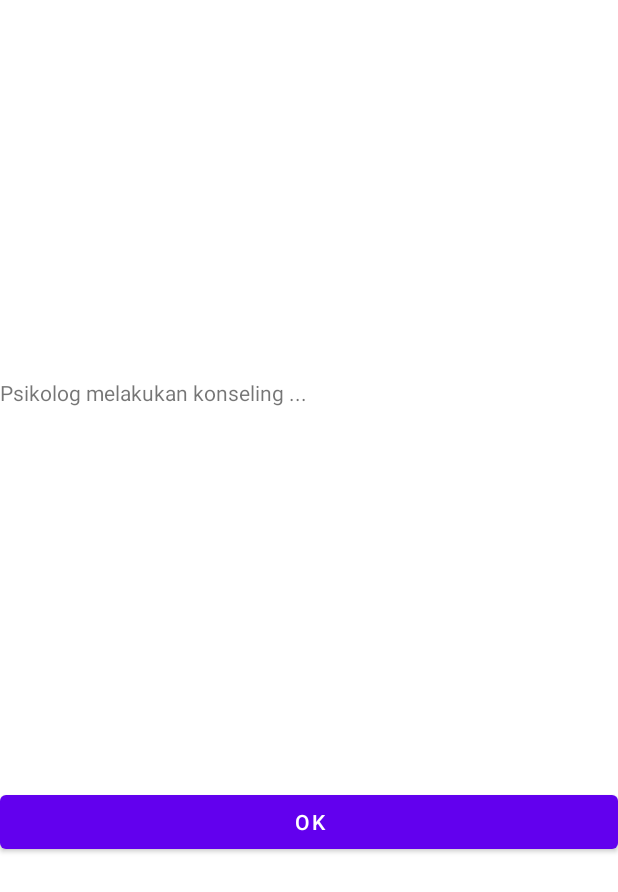
After one commit to kadekeva13/testing, an Android app: the HighestScoreActivity screen opened directly, with no data from a screen before it, on a phone screen of 412 x 824 dp. The commit adds this screen. Shown: the top 892 px of the screen. Run offline under Robolectric (Android 15) with nearby library versions, the phone set to English and light mode, and no system bars.

Commit message:
Add Question Feature

```diff
--- a/app/src/main/AndroidManifest.xml
+++ b/app/src/main/AndroidManifest.xml
@@ -9,6 +9,12 @@
         android:roundIcon="@mipmap/ic_launcher_round"
         android:supportsRtl="true"
         android:theme="@style/Theme.MyApplication">
+        <activity
+            android:name=".HighestScoreActivity"
+            android:exported="false" />
+        <activity
+            android:name=".QuizActivity"
+            android:exported="false" />
         <activity
             android:name=".TekstospeechActivity"
             android:exported="false" />
--- /dev/null
+++ b/app/src/main/java/com/example/myapplication/HighestScoreActivity.java
@@ -0,0 +1,96 @@
+package com.example.myapplication;
+
+import androidx.appcompat.app.AlertDialog;
+import androidx.appcompat.app.AppCompatActivity;
+
+import android.content.DialogInterface;
+import android.content.Intent;
+import android.os.Build;
+import android.os.Bundle;
+import android.speech.tts.TextToSpeech;
+import android.util.Log;
+import android.view.View;
+import android.widget.Button;
+import android.widget.TextView;
+import android.widget.Toast;
+
+import java.util.Arrays;
+import java.util.Locale;
+
+public class HighestScoreActivity extends AppCompatActivity {
+
+    private QuestionBank mQuestionLibrary = new QuestionBank();
+    TextView txtScore;
+    Button btnOk;
+
+    int score;
+    float scoreFLoat, floatScore, floatLength;
+
+    TextToSpeech TTS;
+
+    @Override
+    protected void onCreate(Bundle savedInstanceState) {
+        super.onCreate(savedInstanceState);
+        setContentView(R.layout.activity_highest_score);
+
+        txtScore = (TextView) findViewById(R.id.textScore);
+        btnOk = (Button) findViewById(R.id.ok);
+
+        Intent intent = getIntent();
+        score = intent.getIntExtra("score", 0);
+        floatScore = (float) score;
+        floatLength = (float) mQuestionLibrary.getLength();
+
+        Log.d("score", String.valueOf(floatScore));
+        Log.d("length", String.valueOf(floatLength));
+
+        scoreFLoat = (float) (floatScore / floatLength);
+        String conclusion = mQuestionLibrary.getConclusion(scoreFLoat);
+        Log.d("Highest conclusion", conclusion);
+
+        String[] result = mQuestionLibrary.getResult(conclusion);
+        Log.d("Highest result", Arrays.deepToString(result));
+        if (Build.VERSION.SDK_INT >= Build.VERSION_CODES.O) {
+            txtScore.setText("" + String.join("\n ", result));
+        }
+
+        TTS = new TextToSpeech(getApplicationContext(), new TextToSpeech.OnInitListener() {
+            @Override
+            public void onInit(int status) {
+                if (status != TextToSpeech.ERROR) {
+                    TTS.setLanguage(new Locale("id", "ID"));
+
+                    if (Build.VERSION.SDK_INT >= Build.VERSION_CODES.O) {
+                        TTS.speak(String.join("\n ", result), TextToSpeech.QUEUE_ADD, null);
+                    }
+                } else {
+                    Toast.makeText(HighestScoreActivity.this, "Error", Toast.LENGTH_SHORT).show();
+
+                }
+            }
+        });
+    }
+
+    public void onClick(View view) {
+        AlertDialog.Builder alerBuilder = new AlertDialog.Builder(HighestScoreActivity.this);
+        alerBuilder
+                .setMessage("Test Again")
+                .setCancelable(false)
+                .setPositiveButton("New Test", new DialogInterface.OnClickListener() {
+                    @Override
+                    public void onClick(DialogInterface dialogInterface, int i) {
+                        startActivity(new Intent(getApplicationContext(), QuizActivity.class));
+                        finish();
+                    }
+                })
+                .setNegativeButton("Exit", new DialogInterface.OnClickListener() {
+                    @Override
+                    public void onClick(DialogInterface dialogInterface, int i) {
+                        finish();
+                    }
+                });
+
+        AlertDialog alertDialog = alerBuilder.create();
+        alertDialog.show();
+    }
+}
--- a/app/src/main/java/com/example/myapplication/MainActivity.java
+++ b/app/src/main/java/com/example/myapplication/MainActivity.java
@@ -41,7 +41,7 @@ Button btnRekam, btnTeks, btnTentang;
         });
     }
     public void BukaTentang(){
-        Intent BukaActTentang = new Intent(getApplicationContext(), TentangActivity.class);
+        Intent BukaActTentang = new Intent(getApplicationContext(), QuizActivity.class);
         startActivity(BukaActTentang);
     }
 
--- /dev/null
+++ b/app/src/main/java/com/example/myapplication/QuestionBank.java
@@ -0,0 +1,76 @@
+package com.example.myapplication;
+
+import android.util.Log;
+
+class QuestionBank {
+
+    public String mQuestions[] = {
+            "Apakah sejak kejadian itu sering sulit tidur?",
+            "Apakah waktu tidurmu berkurang?",
+            "Apakah kamu bisa tidur nyenyak?",
+    };
+
+    private String mChoices[][] = {
+            {"Tidur saya tidak terganggu", "Tidur saya telat dari biasanya", "Saya tidak bisa tidur sampai larut malam"},
+            {"Jam tidur saya tidak berkurang", "Jam tidur saya berkurang 1 jam dari sebelumnya", "Saya baru bisa tidur saat subuh"},
+            {"Saya bisa tidur nyenyak", "Perlu pendamping untuk bisa tidur nyenyak", "Setiap hari saya tidak bisa tidur nyenyak"},
+    };
+
+    private String mCorrectAnswer[] = {
+            "Tidur saya tidak terganggu",
+            "Jam tidur saya tidak berkurang",
+            "Saya bisa tidur nyenyak",
+    };
+
+    private String mResults[][] = {
+            {"Anak tetap bermain dengan teman", "Anak dapat bercerita dengan teman disekitarnya", "Anak dapat melakukan kegiatan yang disukainya"},
+            {"Psikolog memberikan edukasi pendampingan ..."},
+            {"Psikolog melakukan konseling ... "},
+    };
+
+    public int getLength() {
+        return mQuestions.length;
+    }
+
+    public String getQuestion(int a) {
+        String question = mQuestions[a];
+        return question;
+    }
+
+    public String getChoice(int a, int num) {
+        String choice = mChoices[a][num-1];
+        return choice;
+    }
+
+    public String getCorrectionAnswer(int a) {
+        String answer = mCorrectAnswer[a];
+        return answer;
+    }
+
+    public String getConclusion(float num) {
+        Log.d("QuestNum", String.valueOf(num));
+        String conclusion = "";
+        if (num >= 0.7) {
+            conclusion = "ringan";
+        } else if (num >= 0.5) {
+            conclusion = "sedang";
+        } else if (num >= 0.25) {
+            conclusion = "berat";
+        } else {
+            conclusion = "berat";
+        }
+        return conclusion;
+    }
+
+    public String[] getResult(String conclusion) {
+        String[] result = new String[0];
+        if (conclusion.equals("ringan")) {
+            result = mResults[0];
+        } else if (conclusion.equals("sedang")) {
+            result = mResults[1];
+        } else if (conclusion.equals("berat")) {
+            result = mResults[2];
+        }
+        return result;
+    }
+}
--- /dev/null
+++ b/app/src/main/res/layout/activity_highest_score.xml
@@ -0,0 +1,26 @@
+<?xml version="1.0" encoding="utf-8"?>
+<androidx.constraintlayout.widget.ConstraintLayout xmlns:android="http://schemas.android.com/apk/res/android"
+    xmlns:app="http://schemas.android.com/apk/res-auto"
+    xmlns:tools="http://schemas.android.com/tools"
+    android:layout_width="match_parent"
+    android:layout_height="match_parent"
+    tools:context=".HighestScoreActivity">
+
+    <TextView
+        android:layout_width="match_parent"
+        android:layout_height="wrap_content"
+        android:id="@+id/textScore"
+        android:text="Score"
+        app:layout_constraintTop_toTopOf="parent"
+        app:layout_constraintBottom_toTopOf="@id/ok"/>
+
+    <Button
+        android:layout_width="match_parent"
+        android:layout_height="wrap_content"
+        android:id="@+id/ok"
+        android:text="OK"
+        android:onClick="onClick"
+        app:layout_constraintTop_toBottomOf="@id/textScore"
+        app:layout_constraintBottom_toBottomOf="parent"/>
+
+</androidx.constraintlayout.widget.ConstraintLayout>
```
Also changed, not shown: app/src/main/java/com/example/myapplication/QuizActivity.java (added, +151 -0 lines), app/src/main/res/layout/activity_quiz.xml (added, +54 -0 lines).
